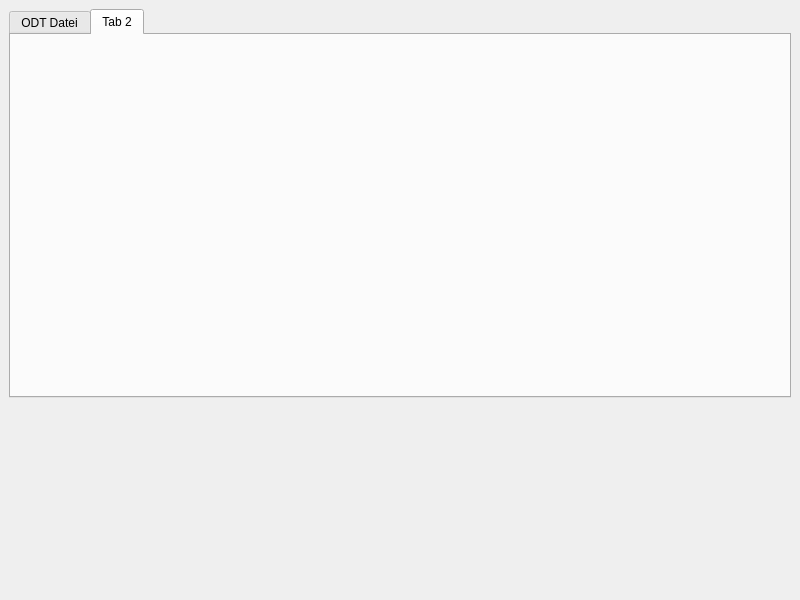
The window that src/ui_main.ui (SManAT/ODT2Html) describes before a commit, drawn with Qt 5.
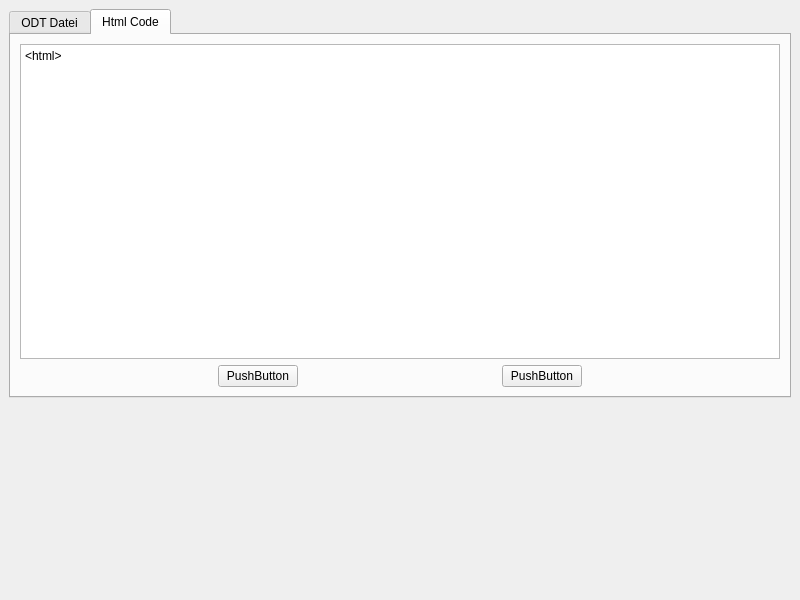
The same window after the commit. The open tabs and pages were chosen to show the change.

What changed in the file:
```diff
--- a/src/ui_main.ui
+++ b/src/ui_main.ui
@@ -79,8 +79,78 @@
         </widget>
         <widget class="QWidget" name="tab_2">
          <attribute name="title">
-          <string>Tab 2</string>
+          <string>Html Code</string>
          </attribute>
+         <layout class="QVBoxLayout" name="verticalLayout_3">
+          <item>
+           <layout class="QVBoxLayout" name="verticalLayout_2">
+            <item>
+             <widget class="QPlainTextEdit" name="plainTextEdit">
+              <property name="plainText">
+               <string>&lt;html&gt;</string>
+              </property>
+             </widget>
+            </item>
+            <item>
+             <layout class="QHBoxLayout" name="horizontalLayout">
+              <item>
+               <spacer name="horizontalSpacer">
+                <property name="orientation">
+                 <enum>Qt::Horizontal</enum>
+                </property>
+                <property name="sizeHint" stdset="0">
+                 <size>
+                  <width>40</width>
+                  <height>20</height>
+                 </size>
+                </property>
+               </spacer>
+              </item>
+              <item>
+               <widget class="QPushButton" name="pushButton">
+                <property name="text">
+                 <string>PushButton</string>
+                </property>
+               </widget>
+              </item>
+              <item>
+               <spacer name="horizontalSpacer_2">
+                <property name="orientation">
+                 <enum>Qt::Horizontal</enum>
+                </property>
+                <property name="sizeHint" stdset="0">
+                 <size>
+                  <width>40</width>
+                  <height>20</height>
+                 </size>
+                </property>
+               </spacer>
+              </item>
+              <item>
+               <widget class="QPushButton" name="pushButton_2">
+                <property name="text">
+                 <string>PushButton</string>
+                </property>
+               </widget>
+              </item>
+              <item>
+               <spacer name="horizontalSpacer_3">
+                <property name="orientation">
+                 <enum>Qt::Horizontal</enum>
+                </property>
+                <property name="sizeHint" stdset="0">
+                 <size>
+                  <width>40</width>
+                  <height>20</height>
+                 </size>
+                </property>
+               </spacer>
+              </item>
+             </layout>
+            </item>
+           </layout>
+          </item>
+         </layout>
         </widget>
        </widget>
       </item>
```
Left out of the diff: 5 changed lines with no effect on the pictures.
